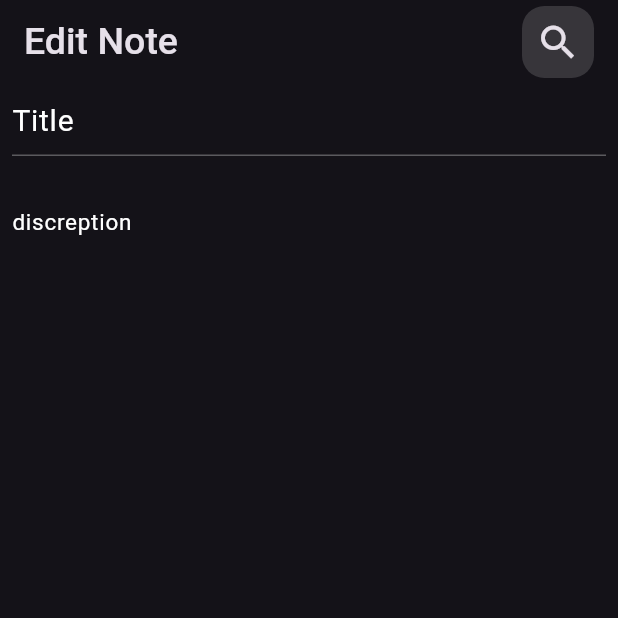
After one commit to ibrahimalnagar45/Notes-App, a Flutter app: the screen it shows after launch, after a tap on "Flutter Tips", on a phone screen of 412 x 824 dp, the top half of it. The commit adds this screen. Run offline on Flutter 3.47's test engine with Material 3 defaults, Android fonts, the phone set to English and light mode, and no system bars.

Commit message:
created the edit note view and its ui is done

```diff
--- a/lib/main.dart
+++ b/lib/main.dart
@@ -1,9 +1,14 @@
 import 'package:flutter/material.dart';
+import 'package:notesapp/views/edit_note_view.dart';
 import 'package:notesapp/views/notes_view.dart';
 
 void main() {
   runApp(
     MaterialApp(
+      routes: {
+        NotesView.id: (context) => const NotesView(),
+        EditNoteView.id: (context) => const EditNoteView(),
+      },
       debugShowCheckedModeBanner: false,
       theme: ThemeData(brightness: Brightness.dark),
       home: const HomeBage(),
--- /dev/null
+++ b/lib/views/edit_note_view.dart
@@ -0,0 +1,35 @@
+import 'package:flutter/material.dart';
+import 'package:notesapp/widgets/custom_app_bar.dart';
+import 'package:notesapp/widgets/custom_textfield.dart';
+
+class EditNoteView extends StatelessWidget {
+  const EditNoteView({super.key});
+  static String id = "EditNoteView";
+  @override
+  Widget build(BuildContext context) {
+    return Scaffold(
+      appBar: AppBar(
+        automaticallyImplyLeading: false,
+        title: const CustomAppBar(
+          title: "Edit Note",
+        ),
+      ),
+      body: Padding(
+        padding: const EdgeInsets.symmetric(horizontal: 8.0),
+        child: ListView(
+          children: const [
+            CustomTextField(hintText: "Title", fontSize: 20),
+            SizedBox(
+              height: 20,
+            ),
+            CustomTextField(
+              hintText: "discreption",
+              fontSize: 15,
+              withborder: false,
+            )
+          ],
+        ),
+      ),
+    );
+  }
+}
--- a/lib/views/notes_view.dart
+++ b/lib/views/notes_view.dart
@@ -5,12 +5,14 @@ import '../widgets/notes_listview.dart';
 
 class NotesView extends StatelessWidget {
   const NotesView({super.key});
-
+  static String id = "NotesView";
   @override
   Widget build(BuildContext context) {
     return Scaffold(
       appBar: AppBar(
-        title: const CustomAppBar(),
+        title: const CustomAppBar(
+          title: "Notes",
+        ),
       ),
       floatingActionButton: FloatingActionButton(
         onPressed: () {
--- a/lib/widgets/custom_app_bar.dart
+++ b/lib/widgets/custom_app_bar.dart
@@ -3,16 +3,16 @@ import 'package:flutter/material.dart';
 import 'custom_search_icon.dart';
 
 class CustomAppBar extends StatelessWidget {
-  const CustomAppBar({super.key});
-
+  const CustomAppBar({super.key, required this.title});
+  final String title;
   @override
   Widget build(BuildContext context) {
     return Row(
       children: [
-    const    Expanded(
-          child:  Text(
-            "Notes",
-            style: TextStyle(fontSize: 25, fontWeight: FontWeight.w500),
+        Expanded(
+          child: Text(
+            title,
+            style: const TextStyle(fontSize: 25, fontWeight: FontWeight.w500),
           ),
         ),
         Container(
--- a/lib/widgets/custom_textfield.dart
+++ b/lib/widgets/custom_textfield.dart
@@ -26,7 +26,7 @@ class CustomTextField extends StatelessWidget {
         enabledBorder: withborder == true
             ? UnderlineInputBorder(
                 borderSide: BorderSide(
-                  color: Colors.white.withOpacity(.5),
+                  color: Colors.white.withOpacity(.3),
                 ),
               )
             : InputBorder.none,
--- a/lib/widgets/note_card.dart
+++ b/lib/widgets/note_card.dart
@@ -1,10 +1,16 @@
 import 'package:flutter/material.dart';
+import 'package:notesapp/views/edit_note_view.dart';
+
 class NoteCard extends StatelessWidget {
   const NoteCard({super.key});
 
   @override
   Widget build(BuildContext context) {
-    return Container(
+    return GestureDetector(
+      onTap: () {
+        Navigator.pushNamed(context, EditNoteView.id);
+      },
+      child: Container(
         decoration: BoxDecoration(
             color: Colors.white.withOpacity(.16),
             borderRadius: BorderRadius.circular(20)),
@@ -44,6 +50,7 @@ class NoteCard extends StatelessWidget {
             )
           ],
         ),
+      ),
     );
   }
 }
```
Lines whose indentation alone changed are shown as unchanged.
